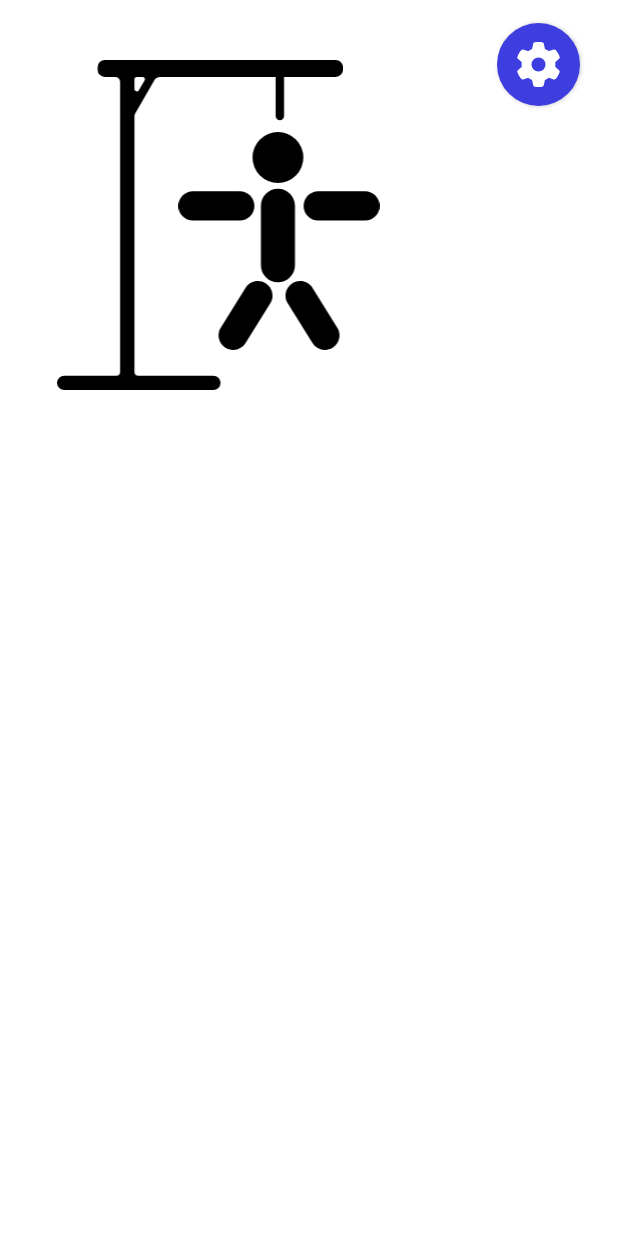
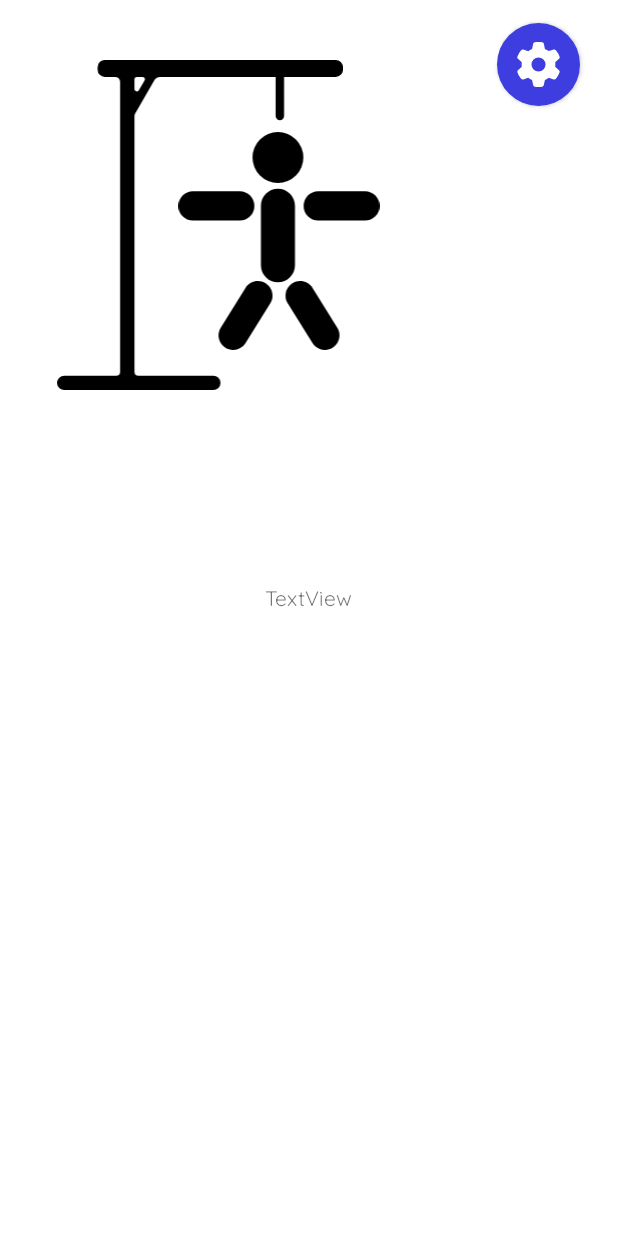
Before and after one commit to arthurjf/Jogo-da-Forca, an Android app: the GameplayActivity screen opened directly, with no data from a screen before it, on a phone screen of 412 x 824 dp. Run offline under Robolectric (Android 15) with nearby library versions, the phone set to English and light mode, and no system bars; 1 statement that could not run was skipped.

Commit message:
Transferindo a palavra escolhida para a tela de gameplay

```diff
--- a/app/build.gradle
+++ b/app/build.gradle
@@ -45,4 +45,5 @@ dependencies {
     androidTestImplementation 'androidx.test.espresso:espresso-core:3.5.1'
     implementation 'com.google.code.gson:gson:2.8.9'
     implementation 'com.jaredrummler:material-spinner:1.3.1'
+    implementation "androidx.lifecycle:lifecycle-viewmodel-ktx:2.6.1"
 }
--- a/app/src/main/java/br/com/arthurjf/jogodaforca/data/Word.kt
+++ b/app/src/main/java/br/com/arthurjf/jogodaforca/data/Word.kt
@@ -1,6 +1,10 @@
 package br.com.arthurjf.jogodaforca.data
 
+import android.os.Parcelable
+import kotlinx.parcelize.Parcelize
+
+@Parcelize
 data class Word(
     val word: String,
     val hint: String
-)
+) : Parcelable
--- a/app/src/main/java/br/com/arthurjf/jogodaforca/view/GameplayActivity.kt
+++ b/app/src/main/java/br/com/arthurjf/jogodaforca/view/GameplayActivity.kt
@@ -1,19 +1,32 @@
 package br.com.arthurjf.jogodaforca.view
 
+import android.os.Bundle
 import androidx.appcompat.app.AppCompatActivity
-import android.os.Bundle
+import androidx.lifecycle.ViewModelProvider
 import br.com.arthurjf.jogodaforca.R
+import br.com.arthurjf.jogodaforca.data.Word
 import br.com.arthurjf.jogodaforca.view.ui.main.fragment.GameplayActivityFragment
+import br.com.arthurjf.jogodaforca.view.ui.viewmodel.GameplayViewModel
 
 class GameplayActivity : AppCompatActivity() {
+    companion object {
+        val WORD_KEY = "WORD_KEY_SENDER"
+    }
+
+    private lateinit var viewModel: GameplayViewModel
 
     override fun onCreate(savedInstanceState: Bundle?) {
         super.onCreate(savedInstanceState)
         setContentView(R.layout.activity_gameplay)
-        if (savedInstanceState == null) {
-            supportFragmentManager.beginTransaction()
-                .replace(R.id.container, GameplayActivityFragment.newInstance())
-                .commitNow()
-        }
+
+        val gameplayFragment = GameplayActivityFragment.newInstance()
+        supportFragmentManager.beginTransaction()
+            .replace(R.id.container, gameplayFragment)
+            .commitNow()
+
+        val wordData = intent.getParcelableExtra<Word>(WORD_KEY)
+
+        viewModel = ViewModelProvider(this).get(GameplayViewModel::class.java)
+        viewModel.wordData.value = wordData
     }
 }
--- a/app/src/main/java/br/com/arthurjf/jogodaforca/view/ui/main/fragment/GameplayActivityFragment.kt
+++ b/app/src/main/java/br/com/arthurjf/jogodaforca/view/ui/main/fragment/GameplayActivityFragment.kt
@@ -6,6 +6,7 @@ import androidx.fragment.app.Fragment
 import android.view.LayoutInflater
 import android.view.View
 import android.view.ViewGroup
+import android.widget.TextView
 import br.com.arthurjf.jogodaforca.R
 import br.com.arthurjf.jogodaforca.view.ui.viewmodel.GameplayViewModel
 
@@ -19,15 +20,21 @@ class GameplayActivityFragment : Fragment() {
 
     override fun onCreate(savedInstanceState: Bundle?) {
         super.onCreate(savedInstanceState)
-        viewModel = ViewModelProvider(this).get(GameplayViewModel::class.java)
-        // TODO: Use the ViewModel
+        viewModel = ViewModelProvider(requireActivity())[GameplayViewModel::class.java]
     }
 
     override fun onCreateView(
         inflater: LayoutInflater, container: ViewGroup?,
         savedInstanceState: Bundle?
     ): View {
-        return inflater.inflate(R.layout.fragment_gameplay, container, false)
+
+        val view = inflater.inflate(R.layout.fragment_gameplay, container, false)
+
+        viewModel.wordData.observe(viewLifecycleOwner) { word ->
+            view.findViewById<TextView>(R.id.textTest).text = word.word
+        }
+
+        return view
     }
 
 }
--- a/app/src/main/java/br/com/arthurjf/jogodaforca/view/ui/viewmodel/GameplayViewModel.kt
+++ b/app/src/main/java/br/com/arthurjf/jogodaforca/view/ui/viewmodel/GameplayViewModel.kt
@@ -1,7 +1,9 @@
 package br.com.arthurjf.jogodaforca.view.ui.viewmodel
 
+import androidx.lifecycle.MutableLiveData
 import androidx.lifecycle.ViewModel
+import br.com.arthurjf.jogodaforca.data.Word
 
 class GameplayViewModel : ViewModel() {
-    // TODO: Implement the ViewModel
+    val wordData = MutableLiveData<Word>()
 }
--- a/app/src/main/res/layout/fragment_gameplay.xml
+++ b/app/src/main/res/layout/fragment_gameplay.xml
@@ -69,4 +69,14 @@
         android:orientation="horizontal"
         app:layout_constraintTop_toBottomOf="@+id/layout_word" />
 
+    <TextView
+        android:id="@+id/textTest"
+        android:layout_width="wrap_content"
+        android:layout_height="wrap_content"
+        android:layout_marginTop="36dp"
+        android:text="TextView"
+        app:layout_constraintEnd_toEndOf="parent"
+        app:layout_constraintStart_toStartOf="parent"
+        app:layout_constraintTop_toBottomOf="@+id/layout_keyboard" />
+
 </androidx.constraintlayout.widget.ConstraintLayout>
```
Also changed, not shown: app/src/main/java/br/com/arthurjf/jogodaforca/view/ui/main/fragment/MainActivityFragment.kt (+24 -4 lines).
